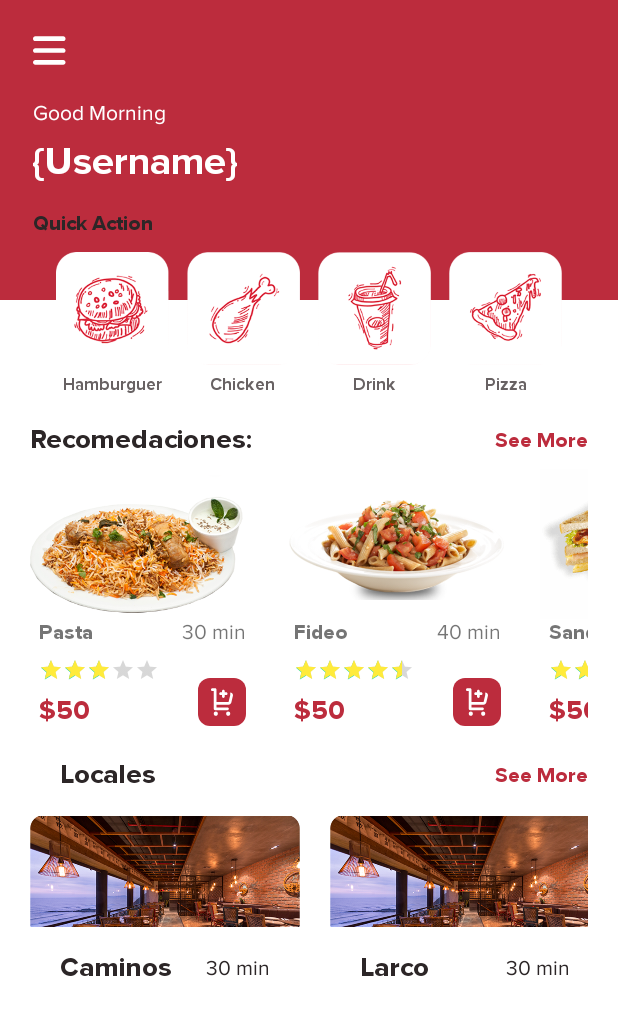
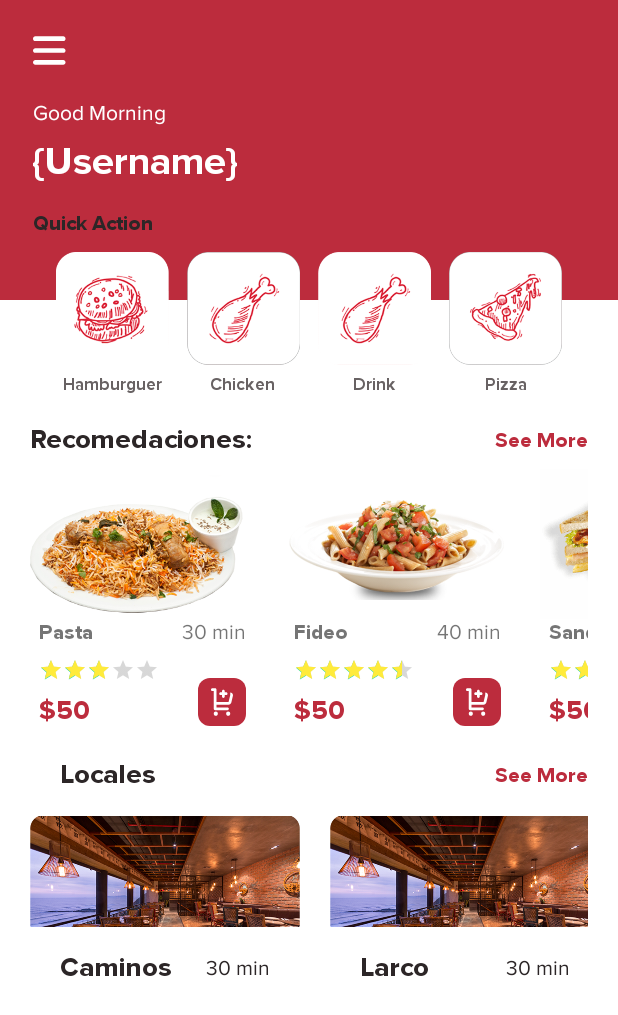
Before and after one commit to Milumon/RestoBar-App, an Android app: the screen it shows after launch (MainActivity), after a tap on "INGRESAR", on a phone screen of 412 x 824 dp. Shown: the top 1015 px of the screen. Run offline under Robolectric (Android 15) with nearby library versions, the phone set to English and light mode, and no system bars.

Commit message:
change ImageView to ImageButton

```diff
--- a/app/src/main/AndroidManifest.xml
+++ b/app/src/main/AndroidManifest.xml
@@ -9,8 +9,10 @@
         android:roundIcon="@mipmap/ic_launcher_round"
         android:supportsRtl="true"
         android:theme="@style/Theme.Restaurant">
-        <activity android:name=".MainActivity"
-            android:theme="@style/Theme.Restaurant.NoActionBar"></activity>
+        <activity android:name=".SplashActivity"></activity>
+        <activity
+            android:name=".MainActivity"
+            android:theme="@style/Theme.Restaurant.NoActionBar" />
         <activity
             android:name=".IntroPageActivity"
             android:theme="@style/Theme.Restaurant.NoActionBar">
--- /dev/null
+++ b/app/src/main/java/com/isil/restaurant/SplashActivity.java
@@ -0,0 +1,26 @@
+package com.isil.restaurant;
+
+import androidx.appcompat.app.AppCompatActivity;
+
+import android.content.Intent;
+import android.os.Bundle;
+import android.os.Handler;
+import android.os.Looper;
+
+public class SplashActivity extends AppCompatActivity {
+
+    @Override
+    protected void onCreate(Bundle savedInstanceState) {
+        super.onCreate(savedInstanceState);
+        setContentView(R.layout.activity_splash);
+        Handler handler = new Handler(Looper.getMainLooper());
+        handler.postDelayed(() -> {
+            mostrarMain();
+        }, 3000);
+    }
+
+    private void mostrarMain() {
+        startActivity(new Intent(this, IntroPageActivity.class));
+        finish();
+    }
+}
--- /dev/null
+++ b/app/src/main/res/drawable/fondo_splash.xml
@@ -0,0 +1,5 @@
+<?xml version="1.0" encoding="utf-8"?>
+<shape xmlns:android="http://schemas.android.com/apk/res/android"
+    android:shape="rectangle">
+    <solid android:color="@color/red_design"/>
+</shape>
--- a/app/src/main/res/layout/activity_main.xml
+++ b/app/src/main/res/layout/activity_main.xml
@@ -58,55 +58,67 @@
         app:layout_constraintStart_toStartOf="@+id/textView2"
         app:layout_constraintTop_toBottomOf="@+id/textView2" />
 
-    <ImageView
-        android:id="@+id/imageView6"
+
+    <ImageButton
+        android:id="@+id/btnHamburguer"
         android:layout_width="75dp"
         android:layout_height="75dp"
         android:layout_marginStart="25dp"
         android:layout_marginTop="10dp"
+        android:background="@drawable/hamburguer"
         android:backgroundTint="#FFFFFF"
         android:contentDescription="@string/hamburguer"
-        app:layout_constraintEnd_toStartOf="@+id/imageView7"
+        android:scaleType="centerInside"
+        app:layout_constraintEnd_toStartOf="@+id/btnChicken"
         app:layout_constraintHorizontal_bias="0.5"
         app:layout_constraintStart_toStartOf="parent"
         app:layout_constraintTop_toBottomOf="@+id/textView3"
         app:srcCompat="@drawable/hamburguer" />
 
-    <ImageView
-        android:id="@+id/imageView7"
+    <ImageButton
+        android:id="@+id/btnChicken"
         android:layout_width="75dp"
         android:layout_height="75dp"
+        android:background="@drawable/chicken"
+        android:backgroundTint="#2D2F31"
         android:contentDescription="@string/chicken"
-        app:layout_constraintBottom_toBottomOf="@+id/imageView6"
-        app:layout_constraintEnd_toStartOf="@+id/imageView8"
+        android:scaleType="centerInside"
+        app:layout_constraintBottom_toBottomOf="@+id/btnHamburguer"
+        app:layout_constraintEnd_toStartOf="@+id/btnDrink"
         app:layout_constraintHorizontal_bias="0.5"
-        app:layout_constraintStart_toEndOf="@+id/imageView6"
-        app:layout_constraintTop_toTopOf="@+id/imageView6"
+        app:layout_constraintStart_toEndOf="@+id/btnHamburguer"
+        app:layout_constraintTop_toTopOf="@+id/btnHamburguer"
         app:srcCompat="@drawable/chicken" />
 
-    <ImageView
-        android:id="@+id/imageView8"
+    <ImageButton
+        android:id="@+id/btnDrink"
         android:layout_width="75dp"
         android:layout_height="75dp"
+        android:background="@drawable/chicken"
+        android:backgroundTint="#FFFFFF"
         android:contentDescription="@string/drink"
-        app:layout_constraintBottom_toBottomOf="@+id/imageView7"
-        app:layout_constraintEnd_toStartOf="@+id/imageView9"
+        android:scaleType="centerInside"
+        android:src="@drawable/chicken"
+        app:layout_constraintBottom_toBottomOf="@+id/btnChicken"
+        app:layout_constraintEnd_toStartOf="@+id/btnPizza"
         app:layout_constraintHorizontal_bias="0.5"
-        app:layout_constraintStart_toEndOf="@+id/imageView7"
-        app:layout_constraintTop_toTopOf="@+id/imageView7"
-        app:srcCompat="@drawable/drink" />
+        app:layout_constraintStart_toEndOf="@+id/btnChicken"
+        app:layout_constraintTop_toTopOf="@+id/btnChicken" />
 
-    <ImageView
-        android:id="@+id/imageView9"
+    <ImageButton
+        android:id="@+id/btnPizza"
         android:layout_width="75dp"
         android:layout_height="75dp"
         android:layout_marginEnd="25dp"
+        android:background="@drawable/pizza"
+        android:backgroundTint="#3C3F41"
         android:contentDescription="@string/pizza"
-        app:layout_constraintBottom_toBottomOf="@+id/imageView8"
+        android:scaleType="centerInside"
+        app:layout_constraintBottom_toBottomOf="@+id/btnDrink"
         app:layout_constraintEnd_toEndOf="parent"
         app:layout_constraintHorizontal_bias="0.5"
-        app:layout_constraintStart_toEndOf="@+id/imageView8"
-        app:layout_constraintTop_toTopOf="@+id/imageView8"
+        app:layout_constraintStart_toEndOf="@+id/btnDrink"
+        app:layout_constraintTop_toTopOf="@+id/btnDrink"
         app:srcCompat="@drawable/pizza" />
 
     <TextView
@@ -128,9 +140,9 @@
         android:layout_marginTop="5dp"
         android:text="@string/Quickhamburguer"
         android:textAppearance="@style/subtitle_icon"
-        app:layout_constraintEnd_toEndOf="@+id/imageView6"
-        app:layout_constraintStart_toStartOf="@+id/imageView6"
-        app:layout_constraintTop_toBottomOf="@+id/imageView6" />
+        app:layout_constraintEnd_toEndOf="@+id/btnHamburguer"
+        app:layout_constraintStart_toStartOf="@+id/btnHamburguer"
+        app:layout_constraintTop_toBottomOf="@+id/btnHamburguer" />
 
     <TextView
         android:id="@+id/textView7"
@@ -140,8 +152,8 @@
         android:layout_marginEnd="9dp"
         android:text="@string/section_chicken"
         android:textAppearance="@style/subtitle_icon"
-        app:layout_constraintEnd_toEndOf="@+id/imageView7"
-        app:layout_constraintStart_toStartOf="@+id/imageView7"
+        app:layout_constraintEnd_toEndOf="@+id/btnChicken"
+        app:layout_constraintStart_toStartOf="@+id/btnChicken"
         app:layout_constraintTop_toTopOf="@+id/textView5" />
 
     <TextView
@@ -150,8 +162,8 @@
         android:layout_height="wrap_content"
         android:text="@string/section_drink"
         android:textAppearance="@style/subtitle_icon"
-        app:layout_constraintEnd_toEndOf="@+id/imageView8"
-        app:layout_constraintStart_toStartOf="@+id/imageView8"
+        app:layout_constraintEnd_toEndOf="@+id/btnDrink"
+        app:layout_constraintStart_toStartOf="@+id/btnDrink"
         app:layout_constraintTop_toTopOf="@+id/textView7" />
 
     <TextView
@@ -160,8 +172,8 @@
         android:layout_height="wrap_content"
         android:text="@string/section_pizza"
         android:textAppearance="@style/subtitle_icon"
-        app:layout_constraintEnd_toEndOf="@+id/imageView9"
-        app:layout_constraintStart_toStartOf="@+id/imageView9"
+        app:layout_constraintEnd_toEndOf="@+id/btnPizza"
+        app:layout_constraintStart_toStartOf="@+id/btnPizza"
         app:layout_constraintTop_toTopOf="@+id/textView8" />
 
     <androidx.recyclerview.widget.RecyclerView
--- /dev/null
+++ b/app/src/main/res/layout/activity_splash.xml
@@ -0,0 +1,8 @@
+<?xml version="1.0" encoding="utf-8"?>
+<androidx.constraintlayout.widget.ConstraintLayout xmlns:android="http://schemas.android.com/apk/res/android"
+    xmlns:app="http://schemas.android.com/apk/res-auto"
+    xmlns:tools="http://schemas.android.com/tools"
+    android:layout_width="match_parent"
+    android:layout_height="match_parent"
+    android:background="@drawable/fondo_splash"
+    tools:context=".SplashActivity"/>
```
